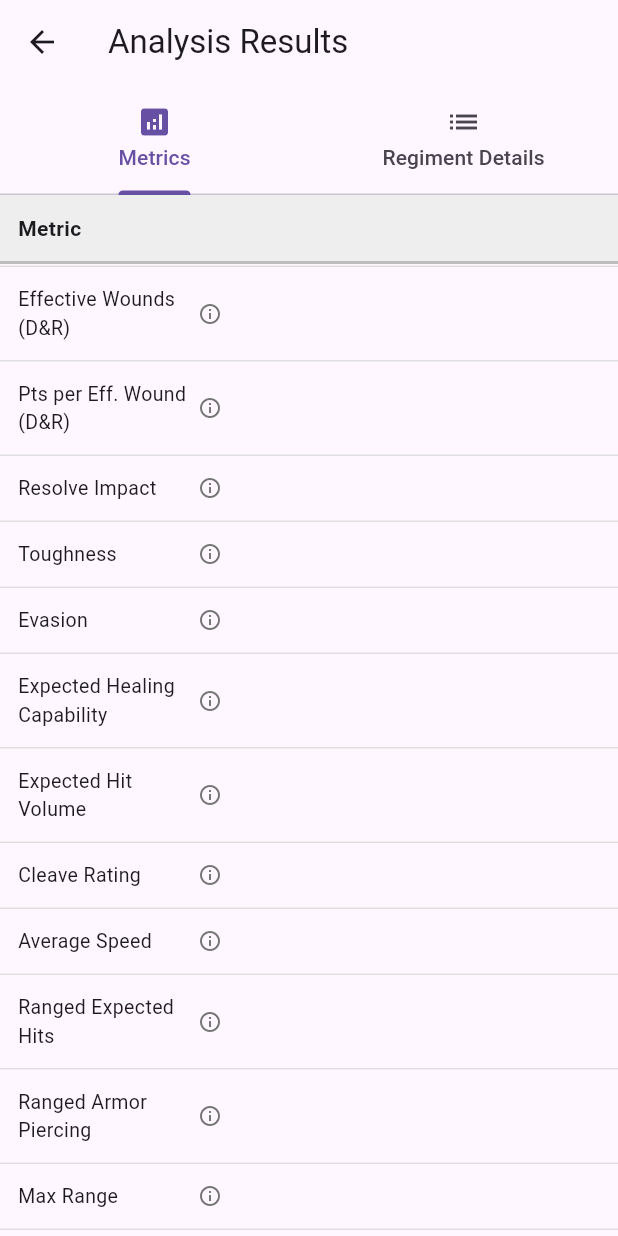
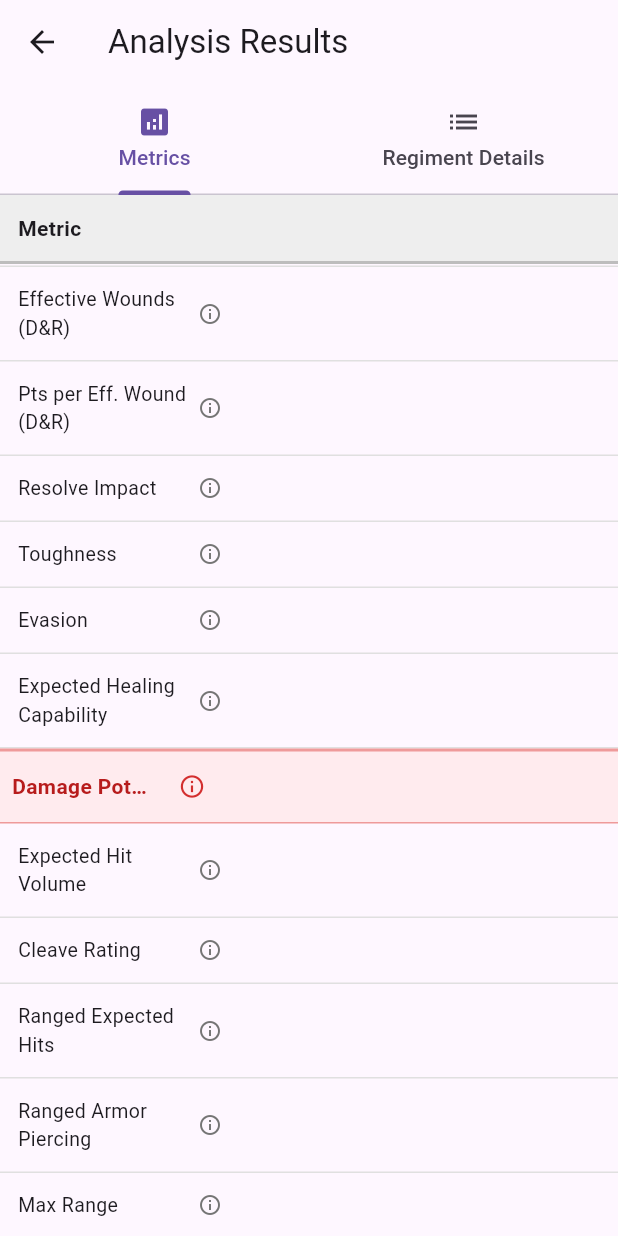
Before and after one commit to WoodRust/ConquestListAnalyser, a Flutter app: the CompareListsScreen screen opened directly with empty values, scrolled down 576 dp, on a phone screen of 412 x 824 dp. Run offline on Flutter 3.47's test engine with Material 3 defaults, Android fonts, the phone set to English and light mode, and no system bars; our stand-ins replace fl_chart, shared_preferences; accounts and stored records are empty.

Commit message:
add damage potential section in metrics.

```diff
--- a/lib/ui/screens/compare_lists_screen.dart
+++ b/lib/ui/screens/compare_lists_screen.dart
@@ -232,18 +232,14 @@ class CompareListsScreen extends StatelessWidget {
             true,
             () => MetricTooltips.showExpectedHealingCapabilityTooltip(context), false),
 
-        // Combat metrics
+        // Damage Potential Section
+        _buildDamagePotentialSectionHeader(context),
         _buildMetricRow('Expected Hit Volume',
             listsToCompare.map((l) => l.expectedHitVolume).toList(), true,
             () => MetricTooltips.showHitVolumeTooltip(context), false),
         _buildMetricRow('Cleave Rating',
             listsToCompare.map((l) => l.cleaveRating).toList(), true,
             () => MetricTooltips.showCleaveTooltip(context), false),
-        _buildMetricRow('Average Speed',
-            listsToCompare.map((l) => l.averageSpeed).toList(), true,
-            () => MetricTooltips.showAvgSpeedTooltip(context), false),
-
-        // Ranged metrics
         _buildMetricRow('Ranged Expected Hits',
             listsToCompare.map((l) => l.rangedExpectedHits).toList(), true,
             () => MetricTooltips.showRangedHitsTooltip(context), false),
@@ -255,12 +251,16 @@ class CompareListsScreen extends StatelessWidget {
         _buildMetricRow('Max Range',
             listsToCompare.map((l) => l.maxRange.toDouble()).toList(), true,
             () => MetricTooltips.showMaxRangeTooltip(context), false),
-        // Magic
         _buildMetricRow(
             'Magic Capability',
             listsToCompare.map((l) => l.magicCapability.toDouble()).toList(),
             true,
             () => MetricTooltips.showMagicCapabilityTooltip(context), false),
+
+        // Mobility
+        _buildMetricRow('Average Speed',
+            listsToCompare.map((l) => l.averageSpeed).toList(), true,
+            () => MetricTooltips.showAvgSpeedTooltip(context), false),
 
         // Reinforcement Timing Section
         _buildReinforcementSectionHeader(context),
@@ -345,6 +345,54 @@ class CompareListsScreen extends StatelessWidget {
                   IconButton(
                     icon: Icon(Icons.info_outline, size: 18, color: Colors.purple.shade700),
                     onPressed: () => MetricTooltips.showDurabilityTooltip(context),
+                    padding: EdgeInsets.zero,
+                    constraints: const BoxConstraints(),
+                  ),
+                ],
+              ),
+            ),
+          ),
+          ...listsToCompare.map((list) => Expanded(
+                child: Container(),
+              )),
+        ],
+      ),
+    );
+  }
+
+  Widget _buildDamagePotentialSectionHeader(BuildContext context) {
+    return Container(
+      height: 50,
+      decoration: BoxDecoration(
+        color: Colors.red.shade50,
+        border: Border(
+          top: BorderSide(color: Colors.red.shade200, width: 2),
+          bottom: BorderSide(color: Colors.red.shade200, width: 1),
+        ),
+      ),
+      child: Row(
+        children: [
+          SizedBox(
+            width: 160,
+            child: Padding(
+              padding: const EdgeInsets.symmetric(horizontal: 8.0),
+              child: Row(
+                children: [
+                  Expanded(
+                    child: Text(
+                      'Damage Potential',
+                      style: TextStyle(
+                        fontSize: 14,
+                        fontWeight: FontWeight.bold,
+                        color: Colors.red.shade900,
+                      ),
+                      overflow: TextOverflow.ellipsis,
+                    ),
+                  ),
+                  const SizedBox(width: 4),
+                  IconButton(
+                    icon: Icon(Icons.info_outline, size: 18, color: Colors.red.shade700),
+                    onPressed: () => MetricTooltips.showDamagePotentialTooltip(context),
                     padding: EdgeInsets.zero,
                     constraints: const BoxConstraints(),
                   ),
```
Also changed, not shown: lib/services/metric_tooltips.dart (+48 -0 lines).
